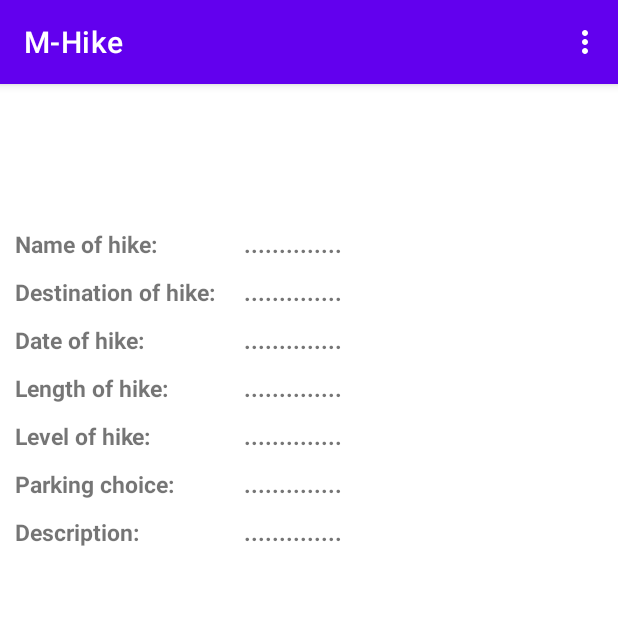
After one commit to taittgcs200379/Android-Project, an Android app: the DetailsOfHike screen opened directly, with no data from a screen before it, on a phone screen of 412 x 824 dp, the top half of it. The commit adds this screen. Run offline under Robolectric (Android 15) with nearby library versions, the phone set to English and light mode, and no system bars.

Commit message:
update detail

```diff
--- a/app/src/main/AndroidManifest.xml
+++ b/app/src/main/AndroidManifest.xml
@@ -12,6 +12,9 @@
         android:supportsRtl="true"
         android:theme="@style/Theme.MExpense"
         tools:targetApi="31">
+        <activity
+            android:name=".DetailsOfHike"
+            android:exported="false" />
         <activity
             android:name=".TripsDetails"
             android:exported="false" />
--- /dev/null
+++ b/app/src/main/java/com/example/m_expense/DetailsOfHike.java
@@ -0,0 +1,99 @@
+package com.example.m_expense;
+
+
+import androidx.annotation.NonNull;
+import androidx.appcompat.app.AppCompatActivity;
+
+import android.annotation.SuppressLint;
+import android.content.Intent;
+import android.database.Cursor;
+import android.database.sqlite.SQLiteDatabase;
+import android.os.Bundle;
+import android.view.Menu;
+import android.view.MenuItem;
+import android.widget.TextView;
+
+public class DetailsOfHike extends AppCompatActivity {
+
+    private String id;
+    private DatabaseHelper databaseHelper;
+
+    private TextView Title, detailName,detailDestination, detailDate, detailLength, detailLevel, detailChoice, detailDescription;
+    @SuppressLint("MissingInflatedId")
+    @Override
+    protected void onCreate(Bundle savedInstanceState) {
+        super.onCreate(savedInstanceState);
+        setContentView(R.layout.activity_details_of_hike);
+
+        databaseHelper=new DatabaseHelper(this);
+
+        Intent detail= getIntent();
+        id = detail.getStringExtra("hikingId");
+
+        Title=findViewById(R.id.title);
+        detailName=findViewById(R.id.detailName);
+        detailDestination=findViewById(R.id.detailDestination);
+        detailDate=findViewById(R.id.detailDate);
+        detailLength=findViewById(R.id.detailLength);
+        detailLevel=findViewById(R.id.detailLevel);
+        detailChoice=findViewById(R.id.detailChoice);
+        detailDescription=findViewById(R.id.detailDescription);
+
+        loadDataById();
+    }
+    @Override
+    public boolean onCreateOptionsMenu(Menu menu) {
+        getMenuInflater().inflate(R.menu.menu_main, menu);
+        MenuItem list = menu.findItem(R.id.AccessList);
+        MenuItem creator =menu.findItem(R.id.HikingCreator);
+        list.setOnMenuItemClickListener(new MenuItem.OnMenuItemClickListener() {
+            @Override
+            public boolean onMenuItemClick(@NonNull MenuItem menuItem) {
+                Intent t = new Intent(getApplicationContext(),TripsDetails.class);
+                startActivity(t);
+
+                return false;
+            }
+        });
+        creator.setOnMenuItemClickListener(new MenuItem.OnMenuItemClickListener() {
+            @Override
+            public boolean onMenuItemClick(@NonNull MenuItem menuItem) {
+                Intent c = new Intent(getApplicationContext(), MainActivity.class);
+                startActivity(c);
+
+                return false;
+            }
+        });
+        return super.onCreateOptionsMenu(menu);
+    }
+
+    private void loadDataById() {
+        String selectQuery=" SELECT * FROM "+ DatabaseHelper.HIKE_TABLE_NAME + "  WHERE " + DatabaseHelper.HIKE_COLUMN_ID + "=\""+ id +"\"";
+        SQLiteDatabase db= databaseHelper.getReadableDatabase();
+        Cursor cursor = db.rawQuery(selectQuery, null);
+        if(cursor.moveToNext()){
+            do{
+
+                  String Name=""+cursor.getString(cursor.getColumnIndexOrThrow(DatabaseHelper.HIKE_COLUMN_NAME));
+                  String Destination=""+cursor.getString(cursor.getColumnIndexOrThrow(DatabaseHelper.HIKE_COLUMN_DESTINATION));
+                  String Date=""+cursor.getString(cursor.getColumnIndexOrThrow(DatabaseHelper.HIKE_COLUMN_DATE));
+                  String Length=""+cursor.getString(cursor.getColumnIndexOrThrow(DatabaseHelper.HIKE_COLUMN_LENGTH));
+                  String Level=""+cursor.getString(cursor.getColumnIndexOrThrow(DatabaseHelper.HIKE_COLUMN_LEVEL));
+                  String Choice=""+cursor.getString(cursor.getColumnIndexOrThrow(DatabaseHelper.HIKE_COLUMN_CHOICE));
+                  String Description=""+cursor.getString(cursor.getColumnIndexOrThrow(DatabaseHelper.HIKE_COLUMN_DESCRIPTION));
+
+                  Title.setText(Name);
+                  detailName.setText(Name);
+                  detailDestination.setText(Destination);
+                  detailDate.setText(Date);
+                  detailLength.setText(Length);
+                  detailLevel.setText(Level);
+                  detailChoice.setText(Choice);
+                  detailDescription.setText(Description);
+
+
+            }while(cursor.moveToNext());
+        }
+        db.close();
+    }
+}
--- a/app/src/main/java/com/example/m_expense/HikingModel.java
+++ b/app/src/main/java/com/example/m_expense/HikingModel.java
@@ -18,7 +18,7 @@ public class HikingModel {
         return hikingId;
     }
 
-    public void setHikingId(String hikingId) {
+    public void setHikingId() {
         this.hikingId = hikingId;
     }
 
--- /dev/null
+++ b/app/src/main/res/layout/activity_details_of_hike.xml
@@ -0,0 +1,135 @@
+<?xml version="1.0" encoding="utf-8"?>
+<androidx.constraintlayout.widget.ConstraintLayout xmlns:android="http://schemas.android.com/apk/res/android"
+    xmlns:app="http://schemas.android.com/apk/res-auto"
+    xmlns:tools="http://schemas.android.com/tools"
+    android:layout_width="match_parent"
+    android:layout_height="match_parent"
+    tools:context=".DetailsOfHike">
+    <LinearLayout
+        android:layout_width="match_parent"
+        android:layout_height="wrap_content"
+        android:orientation="vertical">
+
+        <TextView
+            android:id="@+id/title"
+            android:layout_width="wrap_content"
+            android:layout_height="wrap_content"
+            android:layout_gravity="center"
+            android:layout_margin="20dp"
+            android:layout_marginTop="10dp"
+            android:textSize="30sp"
+            android:textStyle="bold"
+            tools:text="DETAILS" />
+        <TableLayout
+            android:layout_width="match_parent"
+            android:layout_height="wrap_content"
+            android:padding="10dp">
+            <TableRow>
+                <TextView
+                    android:text="Name of hike:"
+                    android:textSize="15dp"
+                    android:textStyle="bold"
+                    />
+
+                <TextView
+                    android:id="@+id/detailName"
+                    android:layout_marginStart="10dp"
+                    android:padding="5dp"
+                    android:text=" .............."
+                    android:textSize="15dp"
+                    android:textStyle="bold" />
+            </TableRow>
+            <TableRow>
+                <TextView
+                    android:text="Destination of hike:"
+                    android:textSize="15dp"
+                    android:textStyle="bold"
+                    />
+
+                <TextView
+                    android:id="@+id/detailDestination"
+                    android:layout_marginStart="10dp"
+                    android:padding="5dp"
+                    android:text=" .............."
+                    android:textSize="15dp"
+                    android:textStyle="bold" />
+            </TableRow>
+            <TableRow>
+                <TextView
+                    android:text="Date of hike:"
+                    android:textSize="15dp"
+                    android:textStyle="bold"
+                    />
+
+                <TextView
+                    android:id="@+id/detailDate"
+                    android:layout_marginStart="10dp"
+                    android:padding="5dp"
+                    android:text=" .............."
+                    android:textSize="15dp"
+                    android:textStyle="bold" />
+            </TableRow>
+            <TableRow>
+                <TextView
+                    android:text="Length of hike:"
+                    android:textSize="15dp"
+                    android:textStyle="bold"
+                    />
+
+                <TextView
+                    android:id="@+id/detailLength"
+                    android:layout_marginStart="10dp"
+                    android:padding="5dp"
+                    android:text=" .............."
+                    android:textSize="15dp"
+                    android:textStyle="bold" />
+            </TableRow>
+            <TableRow>
+                <TextView
+                    android:text="Level of hike:"
+                    android:textSize="15dp"
+                    android:textStyle="bold"
+                    />
+
+                <TextView
+                    android:id="@+id/detailLevel"
+                    android:layout_marginStart="10dp"
+                    android:padding="5dp"
+                    android:text=" .............."
+                    android:textSize="15dp"
+                    android:textStyle="bold" />
+            </TableRow>
+            <TableRow>
+                <TextView
+                    android:text="Parking choice:"
+                    android:textSize="15dp"
+                    android:textStyle="bold"
+                    />
+
+                <TextView
+                    android:id="@+id/detailChoice"
+                    android:layout_marginStart="10dp"
+                    android:padding="5dp"
+                    android:text=" .............."
+                    android:textSize="15dp"
+                    android:textStyle="bold" />
+            </TableRow>
+            <TableRow>
+                <TextView
+                    android:text="Description:"
+                    android:textSize="15dp"
+                    android:textStyle="bold"
+                    />
+
+                <TextView
+                    android:id="@+id/detailDescription"
+                    android:layout_marginStart="10dp"
+                    android:padding="5dp"
+                    android:text=" .............."
+                    android:textSize="15dp"
+                    android:textStyle="bold" />
+            </TableRow>
+        </TableLayout>
+    </LinearLayout>
+
+</androidx.constraintlayout.widget.ConstraintLayout>
--- a/app/src/main/res/values/colors.xml
+++ b/app/src/main/res/values/colors.xml
@@ -8,4 +8,6 @@
     <color name="black">#FF000000</color>
     <color name="white">#FFFFFFFF</color>
     <color name="deep_blue">#3F51B5</color>
+    <color name="yellow">#FFC107</color>
+    <color name="red">#F44336</color>
 </resources>
```
Also changed, not shown: app/src/main/java/com/example/m_expense/AdapterHiking.java (+48 -0 lines), app/src/main/java/com/example/m_expense/DatabaseHelper.java (+23 -10 lines), app/src/main/java/com/example/m_expense/MainActivity.java (+71 -10 lines), app/src/main/res/layout/activity_main.xml (+54 -64 lines), app/src/main/res/layout/hiking_item.xml (+21 -4 lines).
